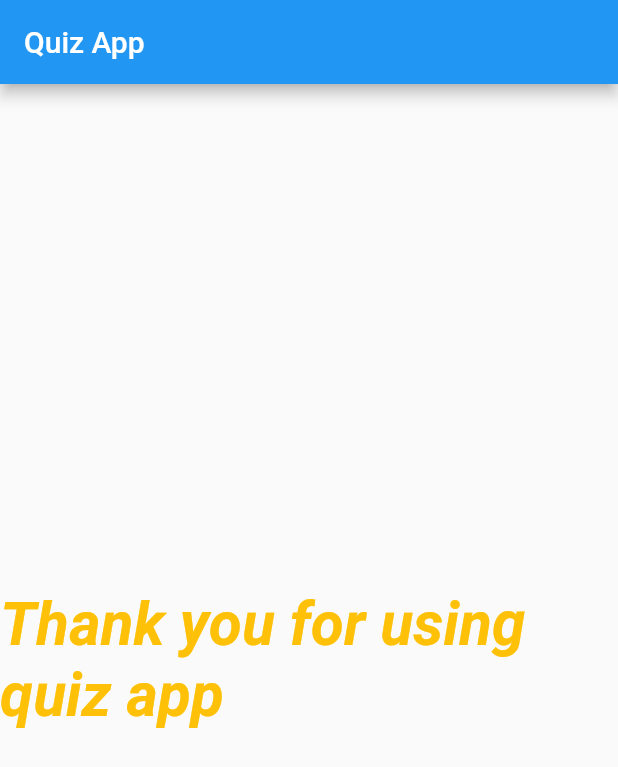
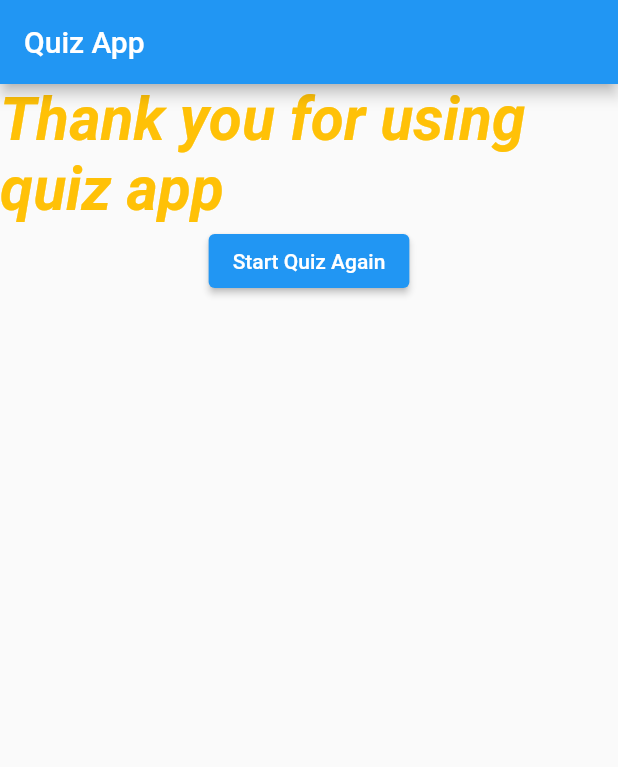
Before and after one commit to darshak-patel/quiz_app, a Flutter app: the screen it shows after launch, after a tap on "India", after a tap on "Java", after a tap on "Orange", on a phone screen of 412 x 824 dp. Shown: the top 767 px of the screen. Run offline on Flutter 3.47's test engine with Material 2 defaults, Android fonts, the phone set to English and light mode, and no system bars.

Commit message:
Added `Start Quiz Again` button

```diff
--- a/lib/main.dart
+++ b/lib/main.dart
@@ -13,7 +13,16 @@ class MyApp extends StatefulWidget {
 
 class _MyAppState extends State<MyApp> {
   var counter = 0;
-  final questions = [
+
+  incrementCounter() {
+    setState(() {
+      counter++;
+    });
+  }
+
+  @override
+  Widget build(BuildContext context) {
+    const questions = [
       {
         'qText': 'What is your native country name?',
         'answers': ['India', 'Canada', 'USA', 'UK']
@@ -27,15 +36,6 @@ class _MyAppState extends State<MyApp> {
         'answers': ['Apple', 'Orange', 'Kiwi', 'Banana']
       },
     ];
-
-  incrementCounter() {
-    setState(() {
-      counter++;
-    });
-  }
-
-  @override
-  Widget build(BuildContext context) {
     return MaterialApp(
       title: 'Material App',
       home: Scaffold(
@@ -54,12 +54,19 @@ class _MyAppState extends State<MyApp> {
                     ...(questions[counter]['answers'] as List<String>).map((e) => Answer(aText: e, function: incrementCounter))
                   ],
                 )
-              : const Center(
+              : Column(children: [
+                  const Center(
                     child: Text(
                       "Thank you for using quiz app",
                       style: TextStyle(color: Colors.amber, fontWeight: FontWeight.bold, fontSize: 40, fontStyle: FontStyle.italic),
                     ),
-                )),
+                  ),
+                  ElevatedButton(
+                      onPressed: () => setState(() {
+                            counter = 0;
+                          }),
+                      child: const Text('Start Quiz Again'))
+                ])),
     );
   }
 }
```
Lines whose indentation alone changed are shown as unchanged.
